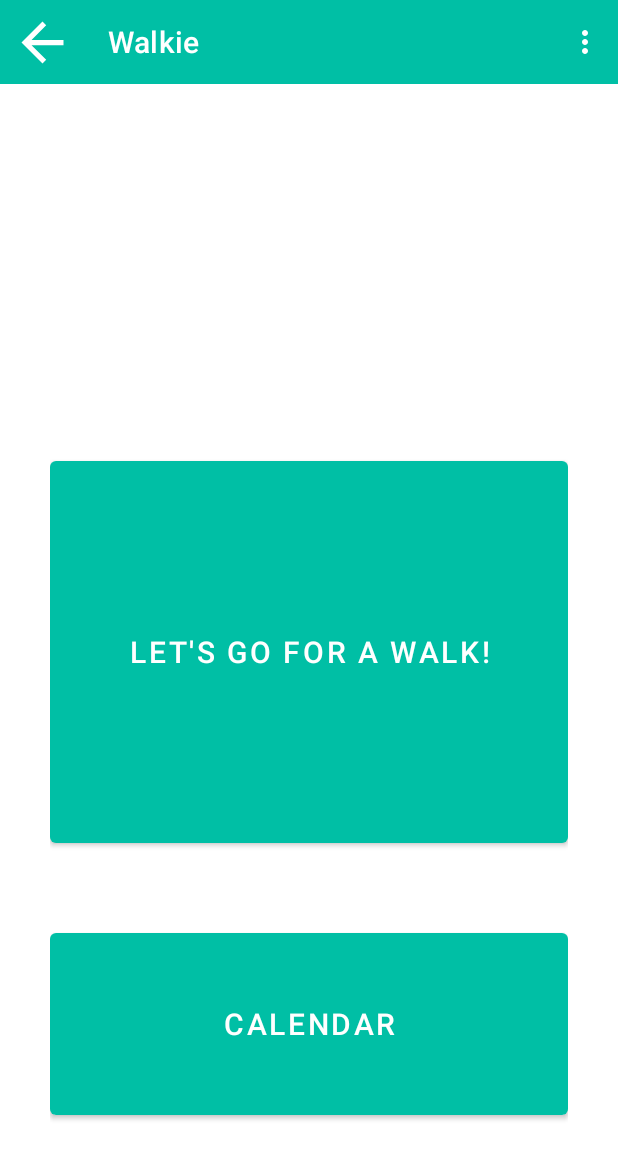
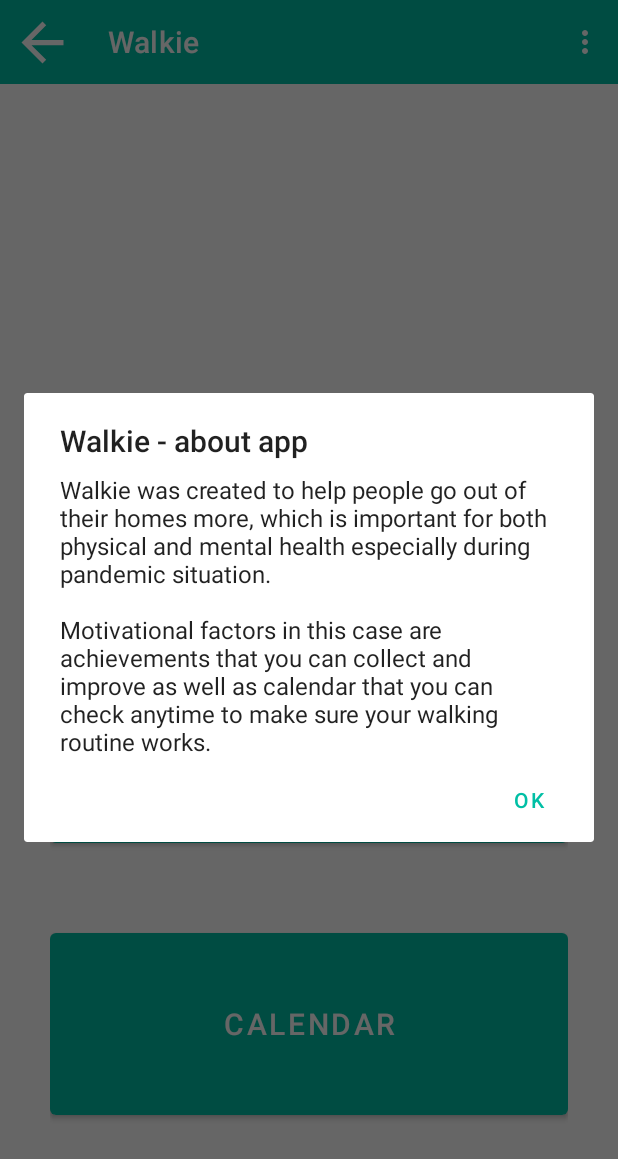
Before and after one commit to soziele/walkie, an Android app: the screen it shows after launch (MainActivity), in the options menu, after a tap on "About", on a phone screen of 412 x 824 dp. Shown: the top 1159 px of the screen. Run offline under Robolectric (Android 15) with nearby library versions, the phone set to English and light mode, and no system bars; our stand-ins replace Room's generated code; libraries missing offline, so code that uses them is left out: com.kizitonwose.calendarview; 5 statements that could not run were skipped.

Commit message:
Calendar and map fixes

```diff
--- a/app/src/main/java/com/example/walkie/AppBarFragment.kt
+++ /dev/null
@@ -1,59 +0,0 @@
-package com.example.walkie
-
-import android.os.Bundle
-import androidx.fragment.app.Fragment
-import android.view.LayoutInflater
-import android.view.View
-import android.view.ViewGroup
-
-// TODO: Rename parameter arguments, choose names that match
-// the fragment initialization parameters, e.g. ARG_ITEM_NUMBER
-private const val ARG_PARAM1 = "param1"
-private const val ARG_PARAM2 = "param2"
-
-/**
- * A simple [Fragment] subclass.
- * Use the [AppBarFragment.newInstance] factory method to
- * create an instance of this fragment.
- */
-class AppBarFragment : Fragment() {
-    // TODO: Rename and change types of parameters
-    private var param1: String? = null
-    private var param2: String? = null
-
-    override fun onCreate(savedInstanceState: Bundle?) {
-        super.onCreate(savedInstanceState)
-        arguments?.let {
-            param1 = it.getString(ARG_PARAM1)
-            param2 = it.getString(ARG_PARAM2)
-        }
-    }
-
-    override fun onCreateView(
-        inflater: LayoutInflater, container: ViewGroup?,
-        savedInstanceState: Bundle?
-    ): View? {
-        // Inflate the layout for this fragment
-        return inflater.inflate(R.layout.fragment_app_bar, container, false)
-    }
-
-    companion object {
-        /**
-         * Use this factory method to create a new instance of
-         * this fragment using the provided parameters.
-         *
-         * @param param1 Parameter 1.
-         * @param param2 Parameter 2.
-         * @return A new instance of fragment AppBar.
-         */
-        // TODO: Rename and change types and number of parameters
-        @JvmStatic
-        fun newInstance(param1: String, param2: String) =
-            AppBarFragment().apply {
-                arguments = Bundle().apply {
-                    putString(ARG_PARAM1, param1)
-                    putString(ARG_PARAM2, param2)
-                }
-            }
-    }
-}
--- a/app/src/main/java/com/example/walkie/model/Walk.kt
+++ b/app/src/main/java/com/example/walkie/model/Walk.kt
@@ -13,6 +13,6 @@ class Walk(
         @ColumnInfo(name= "date") val date: Date,
         @ColumnInfo(name="checkpoints") val checkpoints: Array<LatLng>,
         @ColumnInfo(name="visited_checkpoints") val visitedCheckpoints: BooleanArray,
-        @ColumnInfo(name="length") val length: Double,
+        @ColumnInfo(name="length") var length: Double,
         @ColumnInfo(name="is_complete") var isComplete: Boolean = false
     )
--- a/app/src/main/java/com/example/walkie/model/WalkDao.kt
+++ b/app/src/main/java/com/example/walkie/model/WalkDao.kt
@@ -1,10 +1,7 @@
 package com.example.walkie.model
 
 import androidx.lifecycle.LiveData
-import androidx.room.Dao
-import androidx.room.Delete
-import androidx.room.Insert
-import androidx.room.Query
+import androidx.room.*
 
 @Dao
 interface WalkDao {
@@ -14,12 +11,16 @@ interface WalkDao {
     @Delete
     suspend fun delete(walk: Walk)
 
+    @Update
+    suspend fun update(walk: Walk)
+
     @Query("SELECT * FROM walk")
     fun getAll(): LiveData<List<Walk>>
 
-    @Query("SELECT * FROM walk WHERE is_complete = 0")
+    @Query("SELECT * FROM walk WHERE is_complete = 0 AND id=(SELECT max(id) FROM walk)")
     fun getActive(): LiveData<Walk>
 
     @Query("UPDATE walk SET is_complete = 1 WHERE id = :walkId")
     fun finishWalk(walkId: Int)
+
 }
--- a/app/src/main/java/com/example/walkie/model/repositories/WalkRepository.kt
+++ b/app/src/main/java/com/example/walkie/model/repositories/WalkRepository.kt
@@ -11,6 +11,8 @@ class WalkRepository(private val walkDao: WalkDao) {
 
     suspend fun delete(walk: Walk) = walkDao.delete(walk)
 
+    suspend fun update(walk: Walk) = walkDao.update(walk)
+
     val getActiveWalk: LiveData<Walk> = walkDao.getActive()
 
     fun completeWalk(walk: Walk) = walkDao.finishWalk(walkId = walk.id)
--- /dev/null
+++ b/app/src/main/java/com/example/walkie/view/AppBarFragment.kt
@@ -0,0 +1,124 @@
+package com.example.walkie.view
+
+import android.content.ClipData
+import android.content.DialogInterface
+import android.os.Bundle
+import androidx.fragment.app.Fragment
+import android.view.LayoutInflater
+import android.view.MenuItem
+import android.view.View
+import android.view.ViewGroup
+import android.widget.Toast
+import androidx.appcompat.app.AlertDialog
+import androidx.appcompat.view.menu.MenuView
+import androidx.navigation.NavController
+import androidx.navigation.NavHostController
+import androidx.navigation.findNavController
+import androidx.navigation.fragment.NavHostFragment
+import androidx.navigation.fragment.NavHostFragment.findNavController
+import com.example.walkie.R
+import kotlinx.android.synthetic.main.activity_main.*
+import kotlinx.android.synthetic.main.fragment_app_bar.*
+import java.time.Duration
+
+
+// TODO: Rename parameter arguments, choose names that match
+// the fragment initialization parameters, e.g. ARG_ITEM_NUMBER
+private const val ARG_PARAM1 = "param1"
+private const val ARG_PARAM2 = "param2"
+
+/**
+ * A simple [Fragment] subclass.
+ * Use the [AppBarFragment.newInstance] factory method to
+ * create an instance of this fragment.
+ */
+class AppBarFragment : Fragment() {
+    // TODO: Rename and change types of parameters
+    private var param1: String? = null
+    private var param2: String? = null
+
+    override fun onCreate(savedInstanceState: Bundle?) {
+        super.onCreate(savedInstanceState)
+        arguments?.let {
+            param1 = it.getString(ARG_PARAM1)
+            param2 = it.getString(ARG_PARAM2)
+        }
+    }
+
+    override fun onCreateView(
+        inflater: LayoutInflater, container: ViewGroup?,
+        savedInstanceState: Bundle?
+    ): View? {
+        // Inflate the layout for this fragment
+        return inflater.inflate(R.layout.fragment_app_bar, container, false)
+    }
+
+    override fun onViewCreated(view: View, savedInstanceState: Bundle?) {
+        super.onViewCreated(view, savedInstanceState)
+
+        topAppBar.setOnMenuItemClickListener {item->
+        when(item.itemId){
+            R.id.option_1->{
+                val difficultyLevels = arrayOf("Beginner (Walk length: xkm to xkm)", "Intermediate (Walk length: xkm to xkm)", "Tryhard (Walk length: xkm to xkm)")
+                activity?.let {
+                        val builder = AlertDialog.Builder(it)
+                        builder.setTitle("Pick walks difficulty level")
+                                .setItems(difficultyLevels,
+                                        DialogInterface.OnClickListener { dialog, which ->
+                                            // The 'which' argument contains the index position
+                                            // of the selected item
+                                        })
+                        builder.create()
+                    builder.show()
+                    } ?: throw IllegalStateException("Activity cannot be null")
+                true
+            }
+            R.id.option_2->{
+                true
+            }
+            R.id.option_3->{
+                activity?.let {
+                    // Use the Builder class for convenient dialog construction
+                    val builder = AlertDialog.Builder(it)
+                    builder.setTitle("Walkie - about app")
+                            .setMessage("Walkie was created to help people go out of their homes more, which is important for both physical and mental health especially during pandemic situation.\n\nMotivational factors in this case are achievements that you can collect and improve as well as calendar that you can check anytime to make sure your walking routine works.")
+                            .setPositiveButton("OK",
+                                    DialogInterface.OnClickListener { dialog, id ->
+                                        // FIRE ZE MISSILES!
+                                    })
+                    // Create the AlertDialog object and return it
+                    builder.create()
+                    builder.show()
+                } ?: throw IllegalStateException("Activity cannot be null")
+                true
+            }
+            else->{
+                false
+            }
+        }
+
+        }
+
+
+    }
+
+    companion object {
+        /**
+         * Use this factory method to create a new instance of
+         * this fragment using the provided parameters.
+         *
+         * @param param1 Parameter 1.
+         * @param param2 Parameter 2.
+         * @return A new instance of fragment AppBar.
+         */
+        // TODO: Rename and change types and number of parameters
+        @JvmStatic
+        fun newInstance(param1: String, param2: String) =
+            AppBarFragment().apply {
+                arguments = Bundle().apply {
+                    putString(ARG_PARAM1, param1)
+                    putString(ARG_PARAM2, param2)
+                }
+            }
+    }
+}
--- a/app/src/main/java/com/example/walkie/view/CalendarFragment.kt
+++ b/app/src/main/java/com/example/walkie/view/CalendarFragment.kt
@@ -28,6 +28,7 @@ import java.time.YearMonth
 import java.time.ZoneId
 import java.time.temporal.WeekFields
 import java.util.*
+import kotlin.math.roundToInt
 
 
 // TODO: Rename parameter arguments, choose names that match
@@ -138,7 +139,7 @@ class CalendarFragment : Fragment() {
         dayDescriptionTextView.text = "You haven't have a walk on that day."
         for(walk in walks!!){
             if(walk.date.toInstant().atZone(ZoneId.systemDefault()).toLocalDate().toString() == day!!.date.toString() && walk.isComplete){
-                dayDescriptionTextView.text = "On "+day.date.dayOfMonth+" of "+day.date.month.name.toLowerCase()+" "+day.date.year+" you've finished a "+walk.length+" kilometres long walk. Congratulations!"
+                dayDescriptionTextView.text = "On "+day.date.dayOfMonth+" of "+day.date.month.name.toLowerCase()+" "+day.date.year+" you've finished a "+(walk.length/1000).toFloat()+" kilometers long walk. Congratulations!"
             }
         }
 
--- a/app/src/main/java/com/example/walkie/view/MainActivity.kt
+++ b/app/src/main/java/com/example/walkie/view/MainActivity.kt
@@ -1,13 +1,22 @@
 package com.example.walkie.view
 
+import android.content.Intent
 import androidx.appcompat.app.AppCompatActivity
 import android.os.Bundle
+import androidx.fragment.app.Fragment
+import androidx.navigation.Navigation
 import com.example.walkie.R
 import kotlinx.android.synthetic.main.activity_main.*
+import kotlinx.android.synthetic.main.fragment_app_bar.*
 
 class MainActivity : AppCompatActivity() {
     override fun onCreate(savedInstanceState: Bundle?) {
         super.onCreate(savedInstanceState)
         setContentView(R.layout.activity_main)
+
+
+        topAppBar.setNavigationOnClickListener {
+            onBackPressed()
+        }
     }
 }
--- a/app/src/main/java/com/example/walkie/view/MenuFragment.kt
+++ b/app/src/main/java/com/example/walkie/view/MenuFragment.kt
@@ -59,13 +59,12 @@ class MenuFragment : Fragment() {
         super.onViewCreated(view, savedInstanceState)
 
         openMapButton.setOnClickListener {
-            val intent = Intent(this.activity, MapsActivity::class.java)
-            startActivity(intent)
+            startActivity(Intent(this.activity, MapsActivity::class.java))
         }
 
         //testing
-        val testArray = arrayOf(LatLng(1.0, 2.0), LatLng(3.0, 4.0), LatLng(5.0, 6.0))
-        viewModel.addWalk(testArray, 69.0)
+        //val testArray = arrayOf(LatLng(1.0, 2.0), LatLng(3.0, 4.0), LatLng(5.0, 6.0))
+        //viewModel.addWalk(testArray, 4.0)
         //testing
 
         openCalendarButton.setOnClickListener { view -> view.findNavController().navigate(R.id.action_menuFragment_to_calendarFragment) }
--- a/app/src/main/java/com/example/walkie/viewmodel/WalkViewModel.kt
+++ b/app/src/main/java/com/example/walkie/viewmodel/WalkViewModel.kt
@@ -15,11 +15,16 @@ import java.time.LocalDateTime
 import java.util.*
 
 class WalkViewModel(application: Application): AndroidViewModel(application) {
-    private val walkRepository: WalkRepository = WalkRepository(WalkieDatabase.getDatabase(application).walkDao())
+    private val walkRepository: WalkRepository
 
-    val walks: LiveData<List<Walk>> = walkRepository.getAll
+    val walks: LiveData<List<Walk>>
 
-    var activeWalk: LiveData<Walk> = walkRepository.getActiveWalk
+    var activeWalk: LiveData<Walk>
+    init{
+        walkRepository = WalkRepository(WalkieDatabase.getDatabase(application).walkDao())
+        walks = walkRepository.getAll
+        activeWalk = walkRepository.getActiveWalk
+    }
 
     fun addWalk(checkpoints: Array<LatLng>, length: Double)
     {
@@ -28,6 +33,13 @@ class WalkViewModel(application: Application): AndroidViewModel(application) {
 
         viewModelScope.launch {
             walkRepository.add(walk)
+            walkRepository.getActiveWalk
+        }
+    }
+
+    fun updateWalk(walk: Walk){
+        viewModelScope.launch {
+            walkRepository.update(walk)
         }
     }
 
@@ -37,4 +49,6 @@ class WalkViewModel(application: Application): AndroidViewModel(application) {
             walkRepository.completeWalk(walk)
         }
     }
+
+
 }
--- a/app/src/main/res/layout/activity_main.xml
+++ b/app/src/main/res/layout/activity_main.xml
@@ -8,12 +8,13 @@
 
     <fragment
         android:id="@+id/app_bar_fragment"
-        android:name="com.example.walkie.AppBarFragment"
+        android:name="com.example.walkie.view.AppBarFragment"
         android:layout_width="0dp"
         android:layout_height="wrap_content"
         app:layout_constraintEnd_toEndOf="parent"
         app:layout_constraintStart_toStartOf="parent"
-        app:layout_constraintTop_toTopOf="parent" />
+        app:layout_constraintTop_toTopOf="parent"
+        tools:layout="@layout/fragment_app_bar" />
 
     <fragment
         android:id="@+id/nav_host_fragment"
--- a/app/src/main/res/layout/fragment_achievements.xml
+++ b/app/src/main/res/layout/fragment_achievements.xml
@@ -15,6 +15,7 @@
         android:text="ACHIEVEMENTS"
         android:textAlignment="center"
         android:textSize="28sp"
+        android:textStyle="normal"
         app:layout_constraintBottom_toBottomOf="parent"
         app:layout_constraintEnd_toEndOf="parent"
         app:layout_constraintHorizontal_bias="0.498"
@@ -28,7 +29,7 @@
         android:layout_height="wrap_content"
         android:background="#ff9699"
         android:padding="5dp"
-        android:text="Collect them all!"
+        android:text="Collect and improve!"
         android:textAlignment="center"
         android:textSize="18sp"
         app:layout_constraintEnd_toEndOf="parent"
--- a/app/src/main/res/layout/fragment_app_bar.xml
+++ b/app/src/main/res/layout/fragment_app_bar.xml
@@ -4,7 +4,7 @@
     xmlns:tools="http://schemas.android.com/tools"
     android:layout_width="match_parent"
     android:layout_height="match_parent"
-    tools:context=".AppBarFragment">
+    tools:context="view.AppBarFragment">
 
     <androidx.coordinatorlayout.widget.CoordinatorLayout
 
--- a/app/src/main/res/menu/top_app_bar.xml
+++ b/app/src/main/res/menu/top_app_bar.xml
@@ -1,9 +1,9 @@
 <?xml version="1.0" encoding="utf-8"?>
 <menu xmlns:android="http://schemas.android.com/apk/res/android">
 
-    <item android:id="@+id/option_1"
+    <item
+        android:id="@+id/option_1"
         android:title="@string/option_1_change_difficulty" />
-
     <item android:id="@+id/option_2"
         android:title="@string/option_2_reset_progress" />
 
--- a/app/src/main/res/navigation/navigation_file.xml
+++ b/app/src/main/res/navigation/navigation_file.xml
@@ -20,10 +20,26 @@
         android:id="@+id/calendarFragment"
         android:name="com.example.walkie.view.CalendarFragment"
         android:label="fragment_calendar"
-        tools:layout="@layout/fragment_calendar" />
+        tools:layout="@layout/fragment_calendar" >
+        <action
+            android:id="@+id/action_calendarFragment_to_menuFragment"
+            app:destination="@id/menuFragment" />
+    </fragment>
     <fragment
         android:id="@+id/achievementsFragment"
         android:name="com.example.walkie.view.AchievementsFragment"
         android:label="fragment_achievements"
-        tools:layout="@layout/fragment_achievements" />
+        tools:layout="@layout/fragment_achievements" >
+        <action
+            android:id="@+id/action_achievementsFragment_to_menuFragment"
+            app:destination="@id/menuFragment" />
+    </fragment>
+    <fragment
+        android:id="@+id/appBarFragment"
+        android:name="com.example.walkie.view.AppBarFragment"
+        android:label="AppBarFragment" >
+        <action
+            android:id="@+id/action_appBarFragment_to_menuFragment"
+            app:destination="@id/menuFragment" />
+    </fragment>
 </navigation>
```
Also changed, not shown: app/src/main/java/com/example/walkie/view/MapsActivity.kt (+77 -11 lines), app/src/main/java/com/example/walkie/viewmodel/AchievementViewModel.kt (+7 -0 lines), app/src/main/res/layout/activity_maps.xml (+14 -3 lines). Lines whose indentation alone changed are shown as unchanged.
